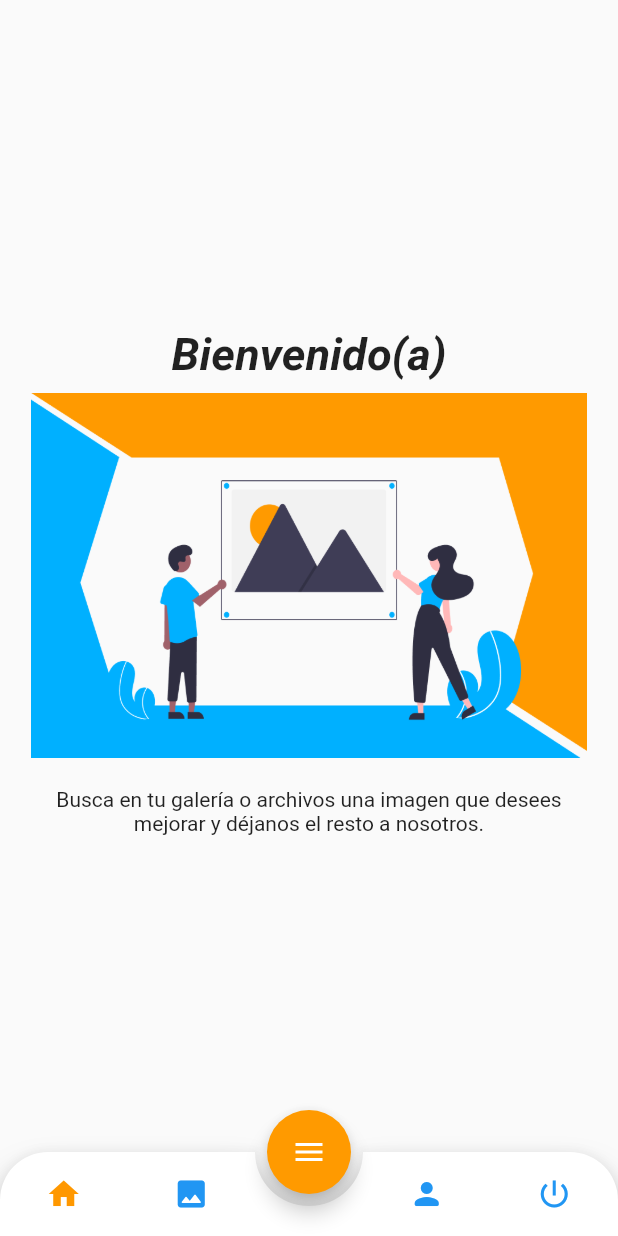
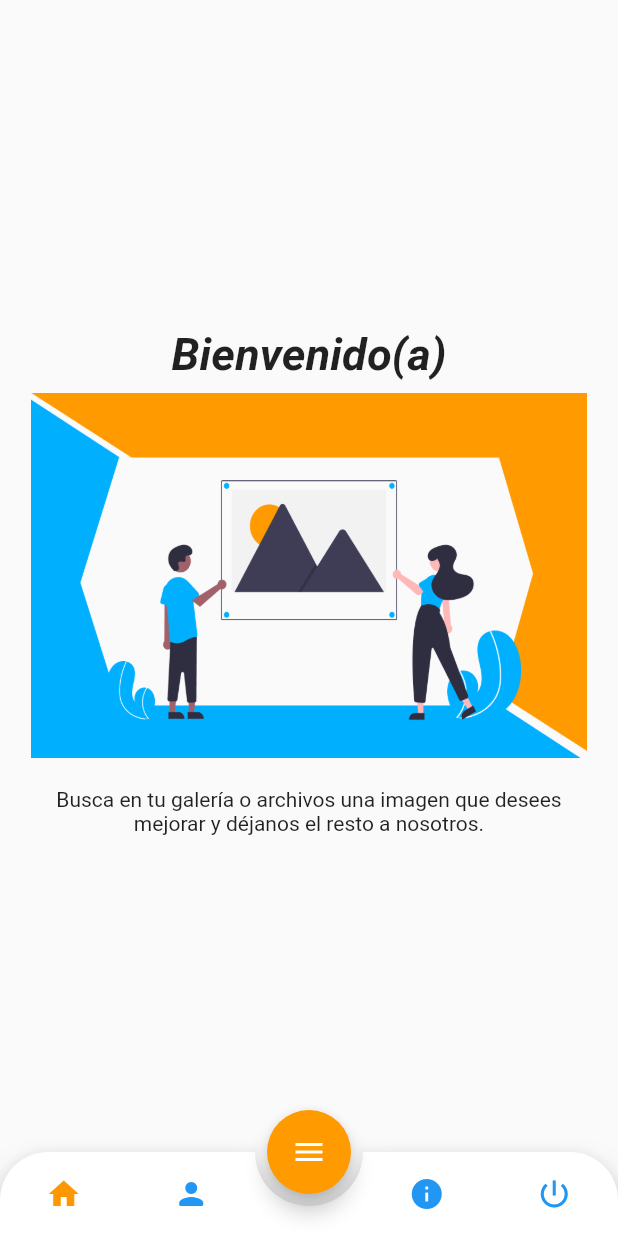
Before and after one commit to Rod99/Donna, a Flutter app: the screen it shows once a user with an empty profile is signed in, on a phone screen of 412 x 824 dp. Run offline on Flutter 3.47's test engine with Material 2 defaults, Android fonts, the phone set to English and light mode, and no system bars; drawn by our look-alikes of animated_bottom_navigation_bar, flutter_speed_dial; our stand-ins replace cloud_firestore, firebase_auth, firebase_core, fluttertoast, font_awesome_flutter, form_field_validator and 8 more; missing offline and left inert: camera_camera, flimer, slimy_card; accounts and stored records are empty; Roboto replaces fonts that are missing (Ubuntu).

Commit message:
Pagina de agradecimiento

```diff
--- a/lib/pages/mobile/home_mobile.dart
+++ b/lib/pages/mobile/home_mobile.dart
@@ -60,8 +60,8 @@ class _HomeMobileState extends State<HomeMobile> {
     final size = MediaQuery.of(context).size;
     final iconList = <IconData>[
       Icons.home,
-      Icons.image_rounded,
       Icons.person_rounded,
+      Icons.info,
       Icons.power_settings_new,
     ];
     final List<Widget> _widgetOptions = <Widget>[
@@ -101,10 +101,43 @@ class _HomeMobileState extends State<HomeMobile> {
           ),
         ),
       ),
-      const Text(
-        'Módulo de Mejora de Imágenes',
+      ProfileMobile(user: currentUser),
+      Center(
+        child: Padding(
+          padding: const EdgeInsets.all(20.0),
+          child: Column(
+            mainAxisAlignment: MainAxisAlignment.center,
+            children: [
+              Image.asset(
+                "assets/love.png",
+                width: size.width * .9,
+              ),
+              Padding(
+                padding: const EdgeInsets.all(8.0),
+                child: Text(
+                  "¡Gracias por usar Donna!",
+                  style: GoogleFonts.ubuntu(
+                    fontSize: 24,
+                    fontStyle: FontStyle.italic,
+                    fontWeight: FontWeight.w700,
+                  ),
+                ),
+              ),
+              Padding(
+                padding: const EdgeInsets.fromLTRB(10, 20, 10, 0),
+                child: Text(
+                  "Desarrollada por los estudiantes de la ESCOM:\n\nRicardo Alcaraz Fraga\nSamuel Eduardo Benitez Miranda\nJosé Rodrigo Cruz Vera",
+                  textAlign: TextAlign.center,
+                  style: GoogleFonts.ubuntu(
+                    fontSize: 14,
+                    fontStyle: FontStyle.normal,
+                  ),
+                ),
+              ),
+            ],
+          ),
+        ),
       ),
-      ProfileMobile(user: currentUser),
       const CircularProgressIndicator()
     ];
 
```
Also changed, not shown: assets/love.png (added).
